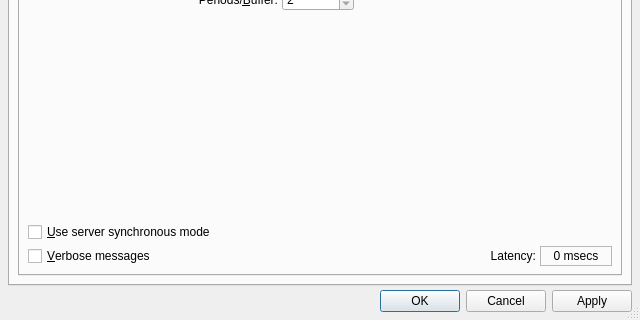
The window that src/qjackctlSetupForm.ui (rncbc/qjackctl) describes before a commit, drawn with Qt 5; both pictures show x 0 to 640 and y 200 to 520 of the 640 by 520 pixel window.
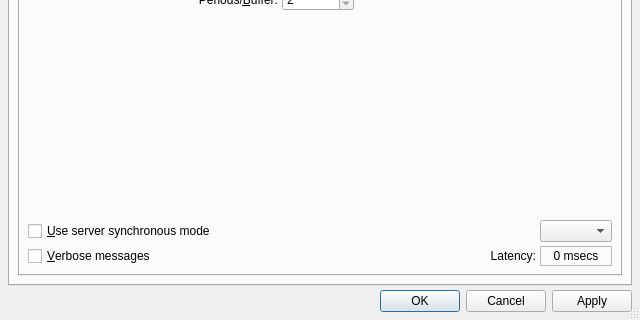
The same window after the commit. Icons and pictures are not drawn. Custom widgets are drawn as their Qt base class.

Commit message: - Self connect restriction option has been added to   Setup / Settings / Parameters (only in effect when   JACK D-BUS control interface is enabled).

```diff
--- a/src/qjackctlSetupForm.ui
+++ b/src/qjackctlSetupForm.ui
@@ -626,6 +626,8 @@
             </spacer>
            </item>
            <item>
+            <layout class="QHBoxLayout">
+             <item>
             <widget class="QCheckBox" name="SyncCheckBox">
              <property name="font">
               <font>
@@ -642,6 +644,40 @@
             </widget>
            </item>
            <item>
+              <spacer>
+               <property name="orientation">
+                <enum>Qt::Horizontal</enum>
+               </property>
+               <property name="sizeHint">
+                <size>
+                 <width>20</width>
+                 <height>8</height>
+                </size>
+               </property>
+              </spacer>
+             </item>
+             <item>
+              <widget class="QComboBox" name="SelfConnectModeComboBox">
+               <property name="font">
+                <font>
+                 <weight>50</weight>
+                 <bold>false</bold>
+                </font>
+               </property>
+               <property name="toolTip">
+                <string>Whether to restrict client self-connections</string>
+               </property>
+               <property name="editable">
+                <bool>false</bool>
+               </property>
+               <property name="currentIndex">
+                <number>0</number>
+               </property>
+              </widget>
+             </item>
+            </layout>
+           </item>
+           <item>
             <layout class="QHBoxLayout">
              <item>
               <widget class="QCheckBox" name="VerboseCheckBox">
```
Left out of the diff: 1 changed line with no effect on the pictures. Lines whose indentation alone changed are shown as unchanged. The commit also changes 15 other files.
